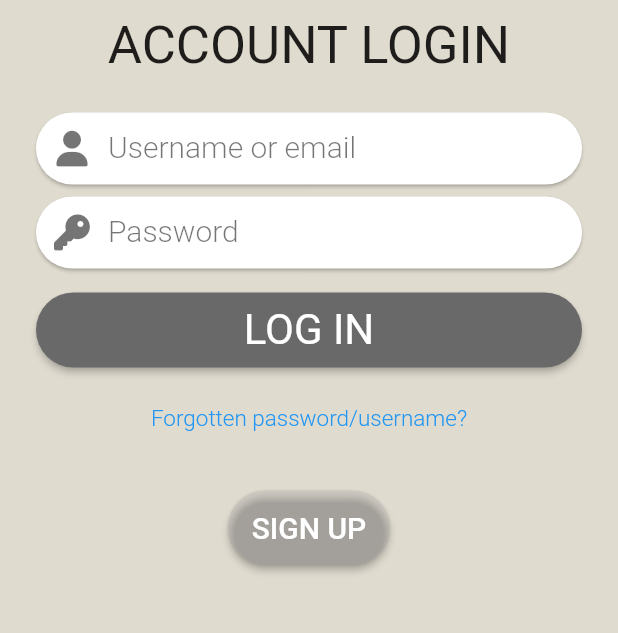
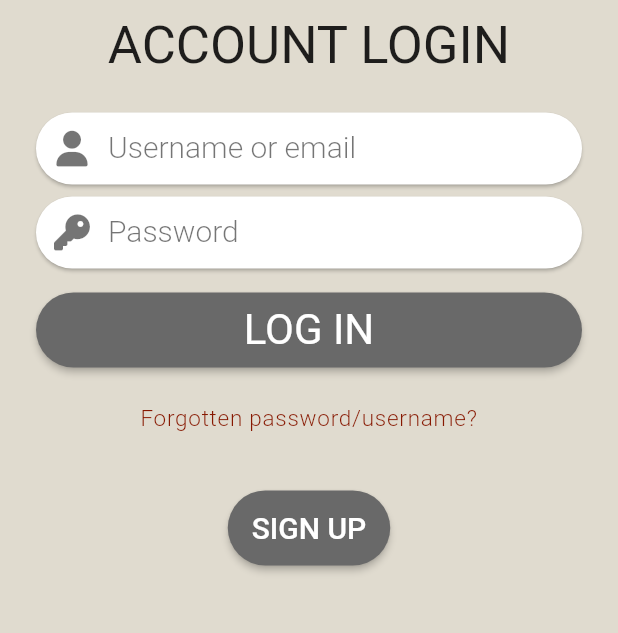
Before and after one commit to StanislavAlpatiev/FikaAndFocus, a Flutter app: the screen it shows after launch, on a phone screen of 412 x 824 dp, the part 375-1008 px from its top. Run offline on Flutter 3.47's test engine with Material 2 defaults, Android fonts, the phone set to English and light mode, and no system bars; our stand-ins replace font_awesome_flutter, geolocator, google_fonts, google_maps_flutter; accounts and stored records are empty.

Commit message:
LogIn.dart further color standardizing

```diff
--- a/fika_and_fokus/lib/LogIn.dart
+++ b/fika_and_fokus/lib/LogIn.dart
@@ -181,7 +181,7 @@ class _LogInState extends State<LogIn> {
                         // ),
                       ),
                       style: ElevatedButton.styleFrom(
-                        primary: Color.fromARGB(255, 105, 105, 105),
+                        primary: Color(0xFF696969),
                         shape: RoundedRectangleBorder(
                           borderRadius: BorderRadius.circular(30),
                         ),
@@ -199,6 +199,8 @@ class _LogInState extends State<LogIn> {
                     child: Text(
                       "Forgotten password/username?",
                       style: GoogleFonts.roboto(
+                          textStyle: const TextStyle(color: Color(0xFF871801),
+                              letterSpacing: .5),
                           fontSize: 15.00,
                           fontWeight: FontWeight.w300),
                       textAlign: TextAlign.center,
@@ -232,7 +234,7 @@ class _LogInState extends State<LogIn> {
                                 fontWeight: FontWeight.w500),
                           ),
                           style: ElevatedButton.styleFrom(
-                            primary: Color.fromARGB(51, 161, 161, 165),
+                            primary: Color(0xFF696969),
                             shape: RoundedRectangleBorder(
                               borderRadius: BorderRadius.circular(30),
                               // side: BorderSide(
```
